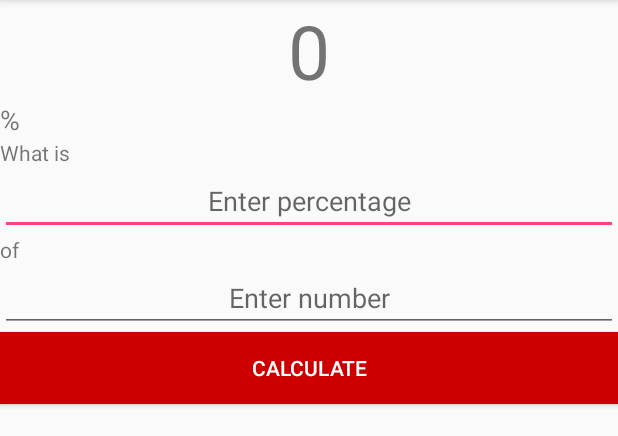
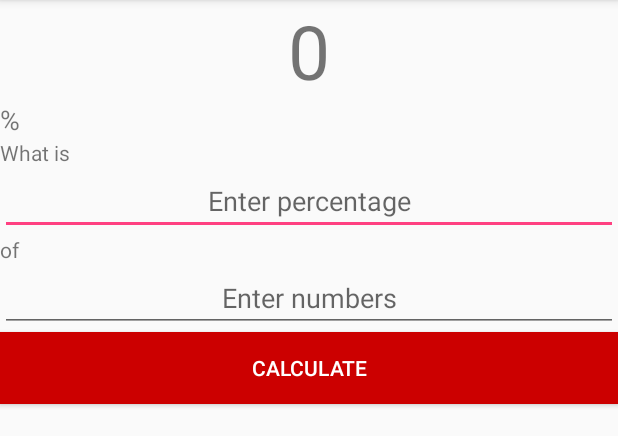
Before and after one commit to shaunuys/Math-Sucks, an Android app: the screen it shows after launch (MainActivity), on a phone screen of 412 x 824 dp, the part 84-520 px from its top. Run offline under Robolectric (Android 15) with nearby library versions, the phone set to English and light mode, and no system bars.

Commit message:
testing version control

```diff
--- a/app/src/main/res/layout/content_main.xml
+++ b/app/src/main/res/layout/content_main.xml
@@ -19,7 +19,7 @@
             android:layout_height="wrap_content"
             android:gravity="center_horizontal"
             android:text="0"
-            android:textSize="50dp"
+            android:textSize="50sp"
             app:layout_constraintBottom_toBottomOf="parent"
             app:layout_constraintHorizontal_bias="0.0"
             app:layout_constraintLeft_toLeftOf="parent"
@@ -70,7 +70,7 @@
             android:layout_height="wrap_content"
             android:ems="10"
             android:gravity="center_horizontal"
-            android:hint="Enter number"
+            android:hint="Enter numbers"
             android:inputType="number"
             tools:layout_editor_absoluteX="85dp"
             tools:layout_editor_absoluteY="247dp" />
```
